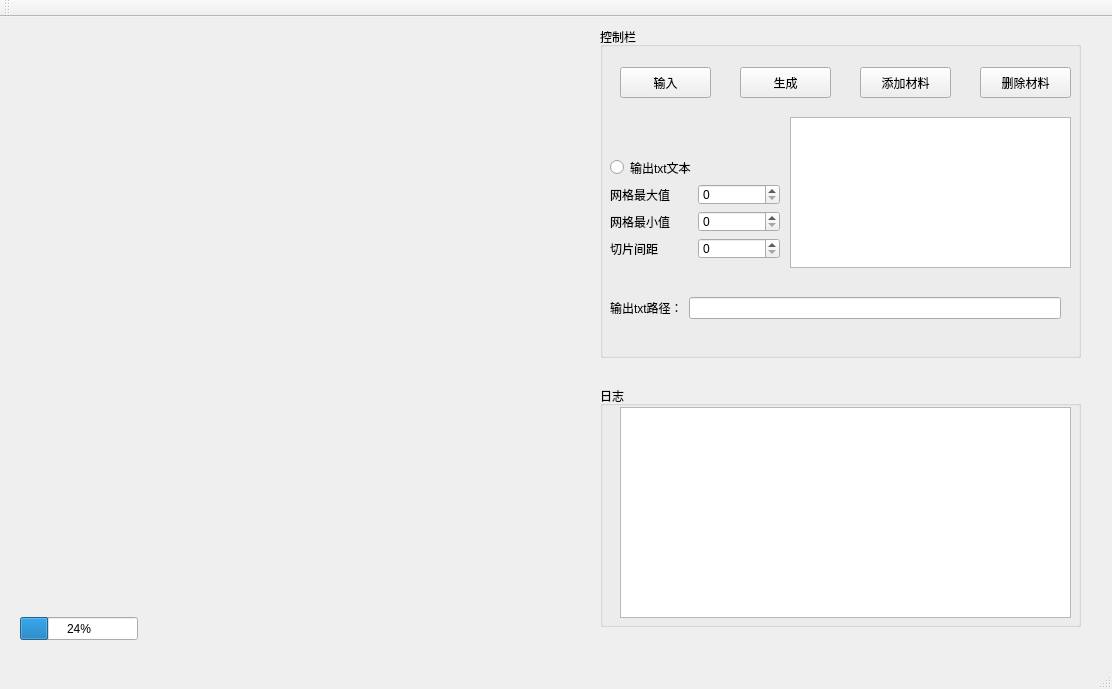
This is src/123.ui in mjy104/Hexahedral-Mesh-for-Multi-layered-Heterogeneous-Materials as Qt 5 draws it before an edit. The edited form follows.
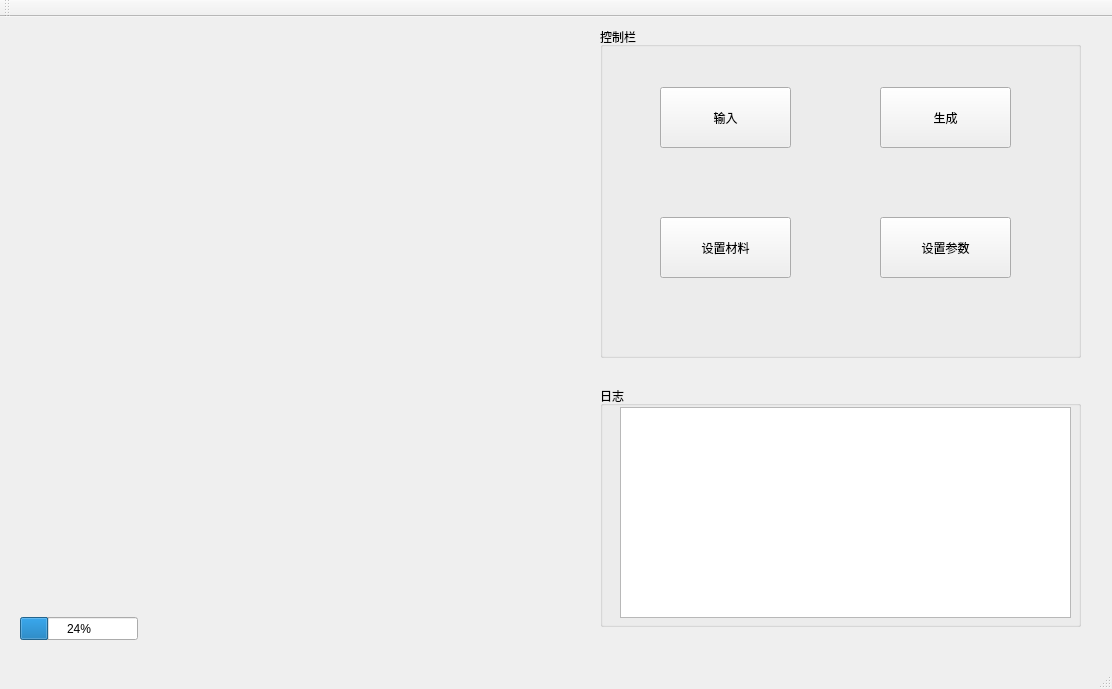
This is the edited form. Custom widgets are drawn as their Qt base class.

The edit to the form file:
```diff
--- a/src/123.ui
+++ b/src/123.ui
@@ -24,28 +24,6 @@
      </rect>
     </property>
    </widget>
-   <widget class="QWidget" name="layoutWidget">
-    <property name="geometry">
-     <rect>
-      <x>610</x>
-      <y>280</y>
-      <width>451</width>
-      <height>22</height>
-     </rect>
-    </property>
-    <layout class="QHBoxLayout" name="horizontalLayout_4">
-     <item>
-      <widget class="QLabel" name="label">
-       <property name="text">
-        <string>输出txt路径：</string>
-       </property>
-      </widget>
-     </item>
-     <item>
-      <widget class="QLineEdit" name="textpath"/>
-     </item>
-    </layout>
-   </widget>
    <widget class="QGroupBox" name="groupBox">
     <property name="geometry">
      <rect>
@@ -58,39 +36,13 @@
     <property name="title">
      <string>控制栏</string>
     </property>
-    <widget class="QPushButton" name="deletButton">
-     <property name="geometry">
-      <rect>
-       <x>380</x>
-       <y>40</y>
-       <width>91</width>
-       <height>31</height>
-      </rect>
-     </property>
-     <property name="text">
-      <string>删除材料</string>
-     </property>
-    </widget>
-    <widget class="QPushButton" name="InputButton">
-     <property name="geometry">
-      <rect>
-       <x>260</x>
-       <y>40</y>
-       <width>91</width>
-       <height>31</height>
-      </rect>
-     </property>
-     <property name="text">
-      <string>添加材料</string>
-     </property>
-    </widget>
     <widget class="QPushButton" name="pushButton_2">
      <property name="geometry">
       <rect>
-       <x>140</x>
-       <y>40</y>
-       <width>91</width>
-       <height>31</height>
+       <x>280</x>
+       <y>60</y>
+       <width>131</width>
+       <height>61</height>
       </rect>
      </property>
      <property name="text">
@@ -100,86 +52,41 @@
     <widget class="QPushButton" name="input_picture">
      <property name="geometry">
       <rect>
-       <x>20</x>
-       <y>40</y>
-       <width>91</width>
-       <height>31</height>
+       <x>60</x>
+       <y>60</y>
+       <width>131</width>
+       <height>61</height>
       </rect>
      </property>
      <property name="text">
       <string>输入</string>
      </property>
     </widget>
-    <widget class="QTableWidget" name="tableWidget">
+    <widget class="QPushButton" name="SetMaterial">
      <property name="geometry">
       <rect>
-       <x>190</x>
-       <y>90</y>
-       <width>281</width>
-       <height>151</height>
+       <x>60</x>
+       <y>190</y>
+       <width>131</width>
+       <height>61</height>
       </rect>
      </property>
+     <property name="text">
+      <string>设置材料</string>
+     </property>
     </widget>
-    <widget class="QWidget" name="layoutWidget">
+    <widget class="QPushButton" name="Set_parameter">
      <property name="geometry">
       <rect>
-       <x>10</x>
-       <y>130</y>
-       <width>170</width>
-       <height>102</height>
+       <x>280</x>
+       <y>190</y>
+       <width>131</width>
+       <height>61</height>
       </rect>
      </property>
-     <layout class="QVBoxLayout" name="verticalLayout">
-      <item>
-       <widget class="QRadioButton" name="output_text">
-        <property name="text">
-         <string>输出txt文本</string>
-        </property>
-       </widget>
-      </item>
-      <item>
-       <layout class="QHBoxLayout" name="horizontalLayout">
-        <item>
-         <widget class="QLabel" name="label_2">
-          <property name="text">
-           <string>网格最大值</string>
-          </property>
-         </widget>
-        </item>
-        <item>
-         <widget class="QSpinBox" name="spinBox"/>
-        </item>
-       </layout>
-      </item>
-      <item>
-       <layout class="QHBoxLayout" name="horizontalLayout_2">
-        <item>
-         <widget class="QLabel" name="label_3">
-          <property name="text">
-           <string>网格最小值</string>
-          </property>
-         </widget>
-        </item>
-        <item>
-         <widget class="QSpinBox" name="spinBox_2"/>
-        </item>
-       </layout>
-      </item>
-      <item>
-       <layout class="QHBoxLayout" name="horizontalLayout_3">
-        <item>
-         <widget class="QLabel" name="label_4">
-          <property name="text">
-           <string>切片间距</string>
-          </property>
-         </widget>
-        </item>
-        <item>
-         <widget class="QSpinBox" name="spinBox_3"/>
-        </item>
-       </layout>
-      </item>
-     </layout>
+     <property name="text">
+      <string>设置参数</string>
+     </property>
     </widget>
    </widget>
    <widget class="QGroupBox" name="groupBox_2">
```
Left out of the diff: 1 changed line with no effect on the pictures.
